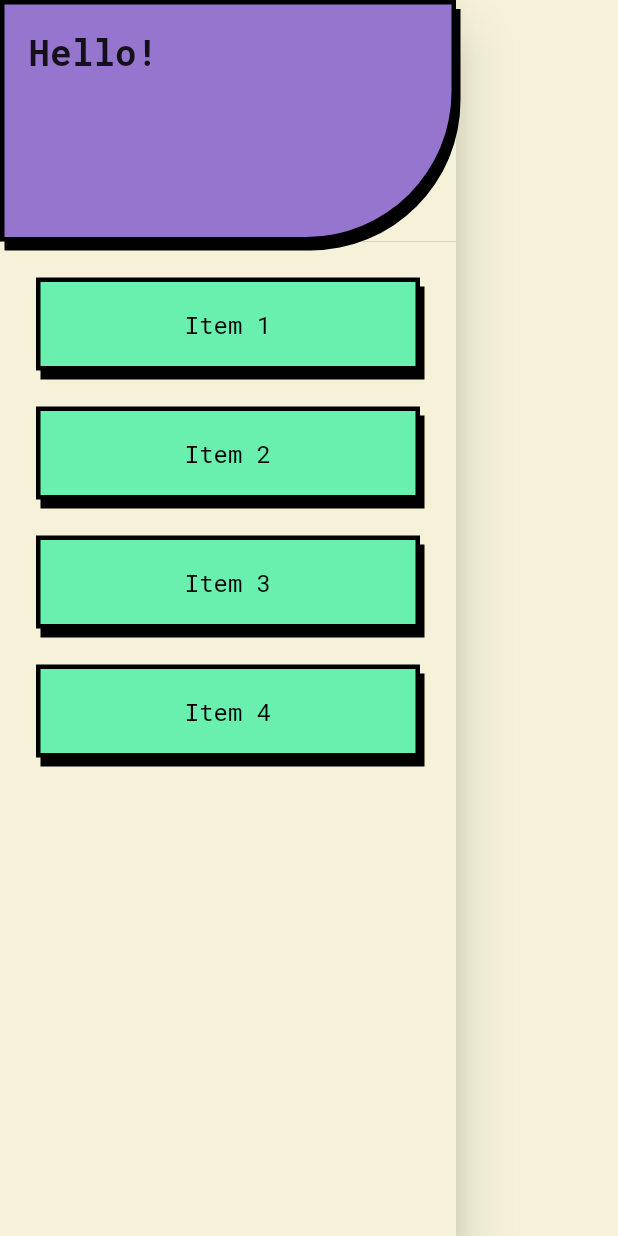
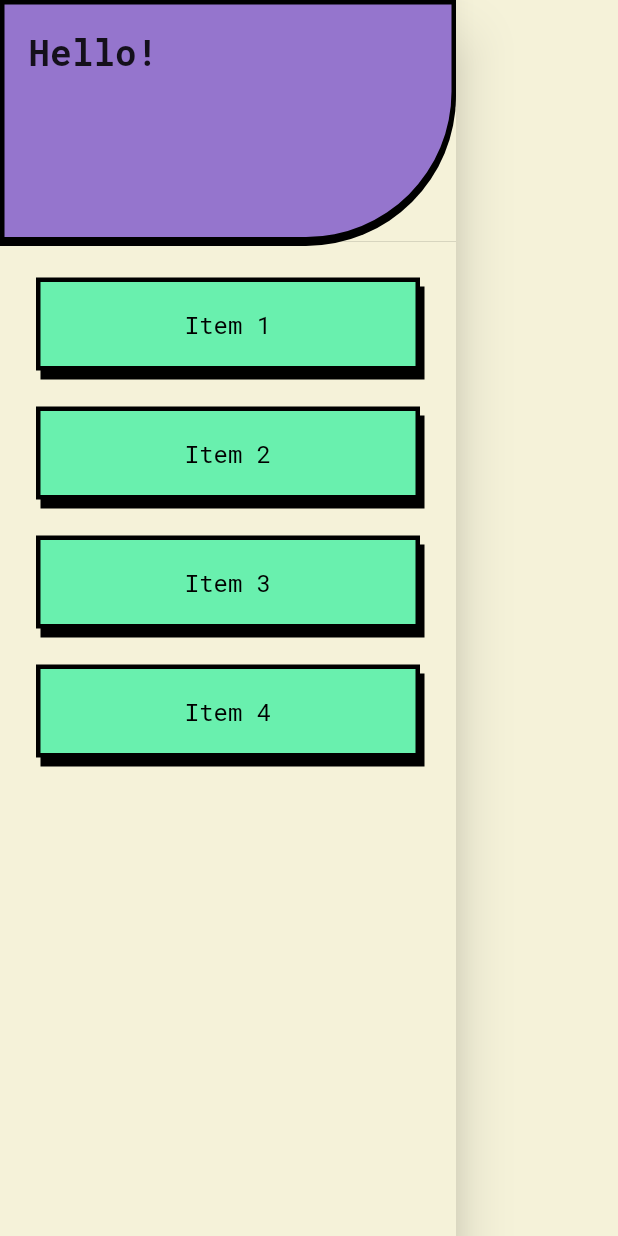
Before and after one commit to alice-ang/bingo, a Flutter app: the StyledDrawer widget shown alone on an empty page, opened directly, on a phone screen of 412 x 824 dp. Run offline on Flutter 3.47's test engine with Material 2 defaults, Android fonts, the phone set to English and light mode, and no system bars; our stand-ins replace google_fonts.

Commit message:
shadow adjustment

```diff
--- a/lib/widgets/styled_drawer.dart
+++ b/lib/widgets/styled_drawer.dart
@@ -57,7 +57,7 @@ class _DrawerState extends State<StyledDrawer> {
                   BoxShadow(
                     spreadRadius: 0,
                     blurRadius: 0,
-                    offset: Offset(3, 6),
+                    offset: Offset(0, 3),
                   )
                 ],
               ),
```
